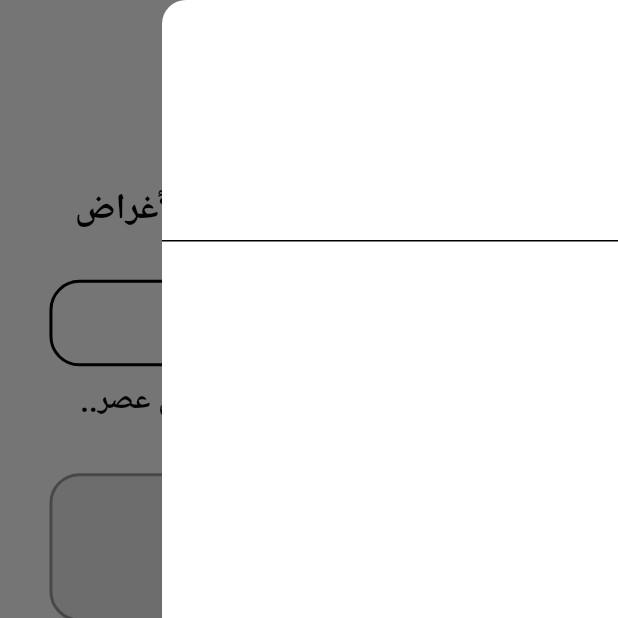
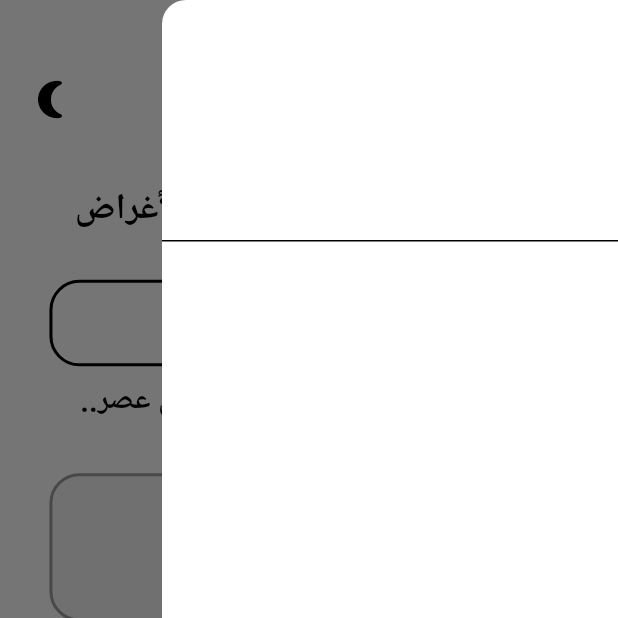
Before and after one commit to aamxh/buhoor, a Flutter app: the screen it shows after launch, with the side drawer open, on a phone screen of 412 x 824 dp, the top half of it. Run offline on Flutter 3.47's test engine with Material 3 defaults, Android fonts, the phone set to English and light mode, and no system bars; our stand-ins replace dio, get, google_fonts, shared_preferences; network calls fail; Roboto replaces fonts that are missing (Amiri).

Commit message:
added dark theme

```diff
--- a/app/lib/app/auth/common/auth_wrapper_view.dart
+++ b/app/lib/app/auth/common/auth_wrapper_view.dart
@@ -9,6 +9,7 @@ import 'package:buhoor/app/poem/poem_view_model.dart';
 import 'package:buhoor/app/poets/poet_view_model.dart';
 import 'package:buhoor/app/poets/poets_view_model.dart';
 import 'package:buhoor/app/search/search_view_model.dart';
+import 'package:buhoor/core/theme_controller.dart';
 import 'package:flutter/material.dart';
 import 'package:get/get.dart';
 
@@ -38,6 +39,7 @@ class AuthWrapperView extends StatelessWidget {
           Get.put(PoemViewModel());
           Get.put(PoetViewModel());
           Get.put(SearchViewModel());
+          Get.put(ThemeController());
           return HomeView();
         }
         return SignInView();
--- a/app/lib/app/common/app_bar_widget.dart
+++ b/app/lib/app/common/app_bar_widget.dart
@@ -1,16 +1,16 @@
 import 'package:buhoor/app/eras/era_view_model.dart';
 import 'package:buhoor/app/genres/genre_view_model.dart';
 import 'package:buhoor/app/meters/meter_view_model.dart';
-import 'package:buhoor/core/constants.dart';
-import 'package:buhoor/main.dart';
+import 'package:buhoor/core/theme_controller.dart';
 import 'package:flutter/material.dart';
 import 'package:get/get.dart';
 
 class AppBarWidget extends StatelessWidget {
 
-  const AppBarWidget({super.key, this.drawerKey});
+  AppBarWidget({super.key, this.drawerKey});
 
   final GlobalKey<ScaffoldState>? drawerKey;
+  final _vm = Get.find<ThemeController>();
 
   @override
   Widget build(BuildContext context) {
@@ -24,12 +24,8 @@ class AppBarWidget extends StatelessWidget {
             mainAxisAlignment: MainAxisAlignment.spaceBetween,
             crossAxisAlignment: CrossAxisAlignment.end,
             children: [
-              Row(
-                mainAxisAlignment: MainAxisAlignment.start,
-                children: [
-                  SizedBox(width: 10,),
               drawerKey != null ? Padding(
-                    padding: EdgeInsets.only(bottom: size.height * 0.02),
+                padding: EdgeInsets.only(bottom: size.height * 0.02, right: 10),
                 child: IconButton(
                   onPressed: () => drawerKey!.currentState!.openDrawer(),
                   icon: Icon(
@@ -51,20 +47,23 @@ class AppBarWidget extends StatelessWidget {
                   },
                 ),
               ),
-                ],
-              ),
               Image.asset(
                 theme.primaryColor == Colors.white ?
                 'assets/buhoor.png' :
-                'assets/buhoor_dark.png',
+                'assets/buhoor_dark.jpg',
                 width: size.width * 0.2,
               ),
               Padding(
-                padding: const EdgeInsets.only(left: 20),
-                child: Icon(
-                  Icons.view_headline_outlined,
+                padding: EdgeInsets.only(bottom: size.height * 0.02, left: 10),
+                child: IconButton(
+                  onPressed: () {
+                    if (drawerKey != null) _vm.switchTheme();
+                  },
+                  icon: Icon(
+                    _vm.isDark.value ? Icons.sunny : Icons.nightlight_round,
                     size: 30,
-                  color: theme.scaffoldBackgroundColor,
+                    color: drawerKey == null ? theme.primaryColor : theme.colorScheme.secondary,
+                  ),
                 ),
               ),
             ],
--- a/app/lib/app/main/home_view.dart
+++ b/app/lib/app/main/home_view.dart
@@ -32,7 +32,8 @@ class HomeView extends StatelessWidget {
     return Scaffold(
       key: _key,
       drawer: SettingsWidget(),
-      body: Column(
+      body: Obx(() =>
+        Column(
           children: [
             AppBarWidget(drawerKey: _key),
             SizedBox(height: size.height * 0.02,),
@@ -84,7 +85,10 @@ class HomeView extends StatelessWidget {
                     padding: EdgeInsets.all(2),
                     decoration: BoxDecoration(
                       borderRadius: BorderRadius.circular(20),
-                    border: Border.all(width: 2),
+                      border: Border.all(
+                        width: 2,
+                        color: theme.colorScheme.secondary,
+                      ),
                     ),
                     height: size.height * 0.07,
                     child: Row(
@@ -151,7 +155,6 @@ class HomeView extends StatelessWidget {
                       child: Row(
                         mainAxisAlignment: MainAxisAlignment.spaceEvenly,
                         children: [
-                        Obx(() =>
                           Column(
                               mainAxisAlignment: MainAxisAlignment.center,
                               children: [
@@ -165,7 +168,6 @@ class HomeView extends StatelessWidget {
                                   style: theme.textTheme.titleSmall,
                                 ),
                               ],
-                          ),
                             ),
                           Icon(
                             Icons.arrow_forward,
@@ -206,7 +208,6 @@ class HomeView extends StatelessWidget {
                       child: Row(
                         mainAxisAlignment: MainAxisAlignment.spaceEvenly,
                         children: [
-                        Obx(() =>
                           Column(
                                 mainAxisAlignment: MainAxisAlignment.center,
                                 children: [
@@ -220,7 +221,6 @@ class HomeView extends StatelessWidget {
                                     style: theme.textTheme.titleSmall,
                                   ),
                                 ],
-                            ),
                           ),
                           Icon(
                             Icons.arrow_forward,
@@ -241,6 +241,7 @@ class HomeView extends StatelessWidget {
             ),
           ],
         ),
+      ),
     );
   }
 
--- a/app/lib/core/constants.dart
+++ b/app/lib/core/constants.dart
@@ -5,8 +5,8 @@ class MyConstants {
   MyConstants._();
 
   static final grey = Colors.grey;
-  static final lightGrey = Colors.grey[200];
-  static final darkGrey = Colors.grey[800];
+  static final lightGrey = Colors.grey[100];
+  static final darkGrey = Colors.grey[900];
   static final errorColor = Color(0xffb02727);
   static final baseUrl = 'http://10.0.2.2:8000/';
   static const eras = [
--- a/app/lib/core/theme.dart
+++ b/app/lib/core/theme.dart
@@ -32,10 +32,10 @@ final lightTheme = ThemeData.light().copyWith(
   ),
 );
 
-final darkTheme = ThemeData.light().copyWith(
+final darkTheme = ThemeData.dark().copyWith(
   primaryColor: Colors.black,
   scaffoldBackgroundColor: Colors.black,
-  colorScheme: ColorScheme.light().copyWith(
+  colorScheme: ColorScheme.dark().copyWith(
     secondary: Colors.white,
   ),
   elevatedButtonTheme: ElevatedButtonThemeData(
```
Also changed, not shown: app/lib/app/eras/era_view.dart (+7 -1 lines), app/lib/app/genres/genre_view.dart (+7 -1 lines), app/lib/app/meters/meter_view.dart (+7 -1 lines), app/lib/app/poets/poet_view.dart (+7 -1 lines), app/lib/core/theme_controller.dart (added, +33 -0 lines), app/lib/main.dart (+2 -9 lines), 4 other files. Lines whose indentation alone changed are shown as unchanged.
